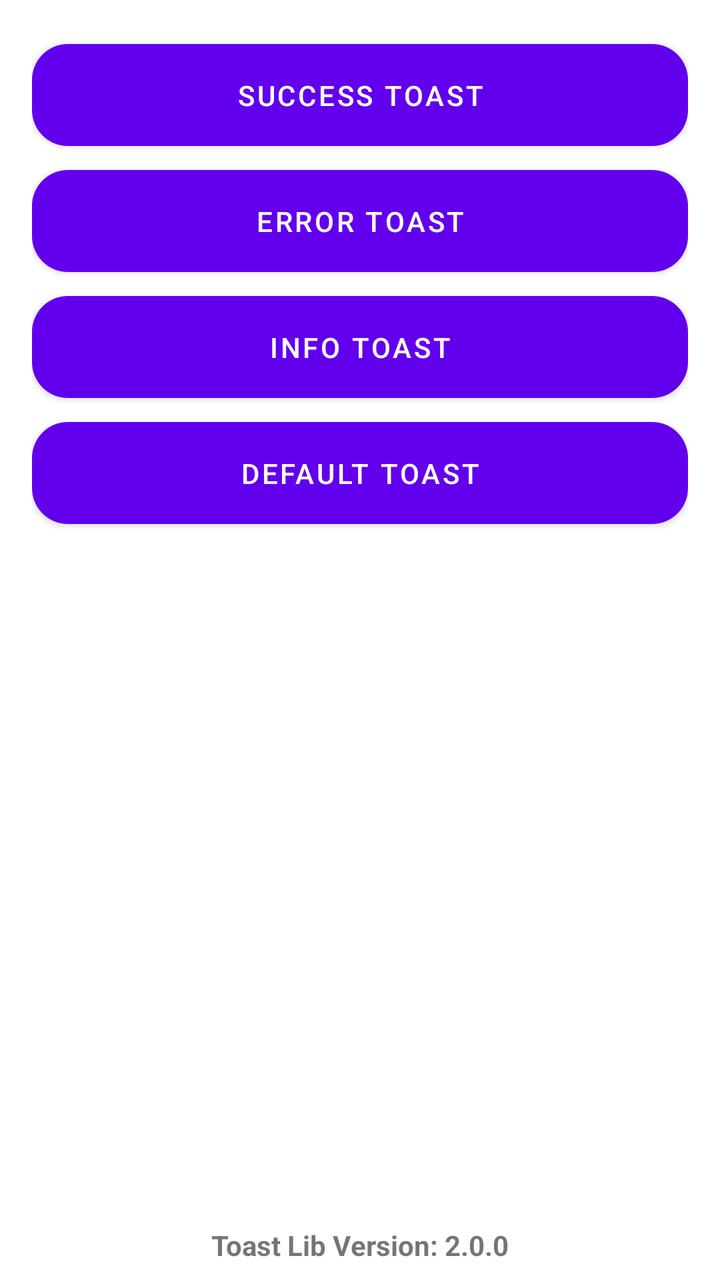
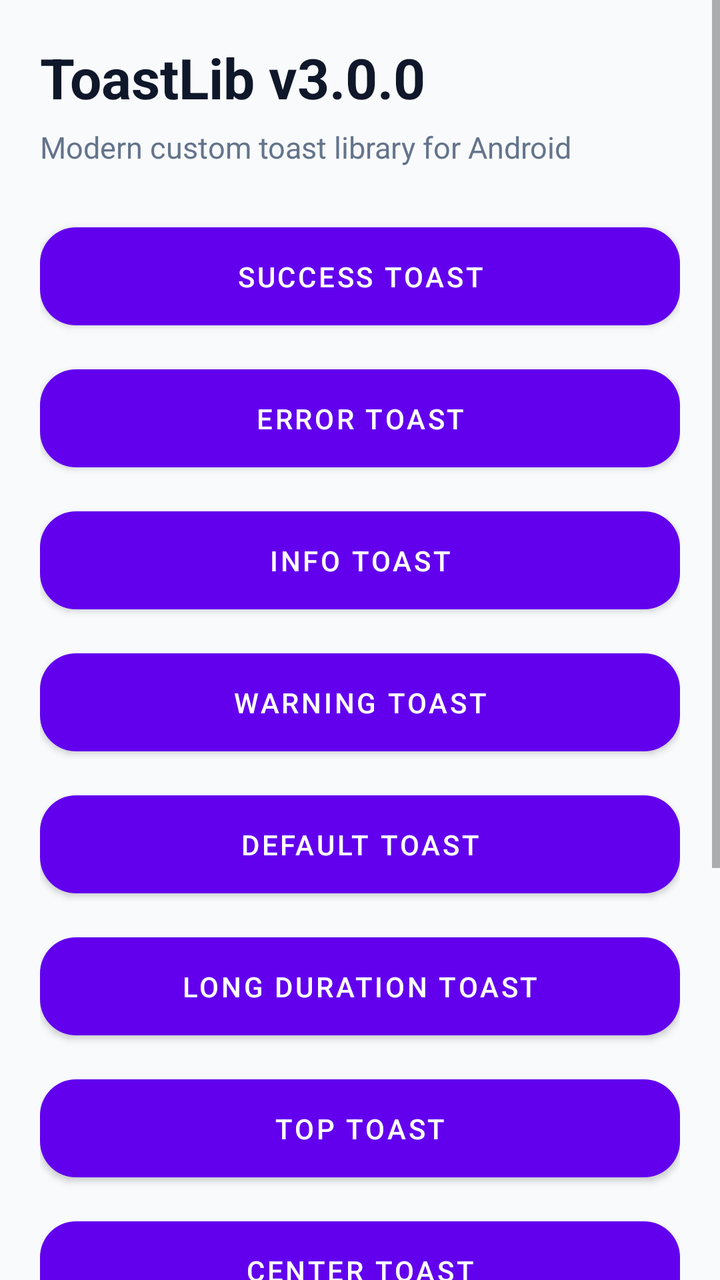

Two renders of the same Android screen: before a commit and after it. Below are the layout's source before the change and the commit's diff.
<!-- AndroidManifest.xml: application theme Theme.Toast -->
<!-- res/layout/activity_main.xml -->
<?xml version="1.0" encoding="utf-8"?>
<RelativeLayout xmlns:android="http://schemas.android.com/apk/res/android"
    xmlns:app="http://schemas.android.com/apk/res-auto"
    android:layout_width="match_parent"
    android:layout_height="match_parent">

    <LinearLayout
        android:layout_width="match_parent"
        android:layout_height="match_parent"
        android:layout_margin="16dp"
        android:orientation="vertical">

        <com.google.android.material.button.MaterialButton
            android:id="@+id/btn_success"
            android:layout_width="match_parent"
            android:layout_height="wrap_content"
            android:padding="16dp"
            android:text="@string/btn_success"
            app:cornerRadius="18dp" />

        <com.google.android.material.button.MaterialButton
            android:id="@+id/btn_error"
            android:layout_width="match_parent"
            android:layout_height="wrap_content"
            android:padding="16dp"
            android:text="@string/btn_error"
            app:cornerRadius="18dp" />

        <com.google.android.material.button.MaterialButton
            android:id="@+id/btn_info"
            android:layout_width="match_parent"
            android:layout_height="wrap_content"
            android:padding="16dp"
            android:text="@string/btn_info"
            app:cornerRadius="18dp" />

        <com.google.android.material.button.MaterialButton
            android:id="@+id/btn_default"
            android:layout_width="match_parent"
            android:layout_height="wrap_content"
            android:padding="16dp"
            android:text="@string/btn_default"
            app:cornerRadius="18dp" />
    </LinearLayout>

    <TextView
        android:layout_width="wrap_content"
        android:layout_height="wrap_content"
        android:layout_alignParentBottom="true"
        android:layout_centerInParent="true"
        android:layout_marginBottom="8dp"
        android:text="@string/toast_lib_version"
        android:textStyle="bold"/>

</RelativeLayout>
<!-- resources referenced by this layout -->
<resources>
  <string name="btn_default">Default Toast</string>
  <string name="btn_error">Error Toast</string>
  <string name="btn_info">Info Toast</string>
  <string name="btn_success">Success Toast</string>
  <string name="toast_lib_version">Toast Lib Version: 2.0.0</string>
  <style name="Theme.Toast" parent="Theme.MaterialComponents.DayNight.NoActionBar">
          
          <item name="colorPrimary">@color/purple_500</item>
          <item name="colorPrimaryVariant">@color/purple_700</item>
          <item name="colorOnPrimary">@color/white</item>
          
          <item name="colorSecondary">@color/teal_200</item>
          <item name="colorSecondaryVariant">@color/teal_700</item>
          <item name="colorOnSecondary">@color/black</item>
          
          <item name="android:statusBarColor">?attr/colorPrimaryVariant</item>
          
      </style>
  <color name="purple_500">#FF6200EE</color>
  <color name="purple_700">#FF3700B3</color>
  <color name="white">#FFFFFFFF</color>
  <color name="teal_200">#FF03DAC5</color>
  <color name="teal_700">#FF018786</color>
  <color name="black">#FF000000</color>
</resources>

<!-- the commit's change to res/layout/activity_main.xml (unified diff, before → after) -->
@@ -1,55 +1,142 @@
 <?xml version="1.0" encoding="utf-8"?>
-<RelativeLayout xmlns:android="http://schemas.android.com/apk/res/android"
+<ScrollView xmlns:android="http://schemas.android.com/apk/res/android"
     xmlns:app="http://schemas.android.com/apk/res-auto"
     android:layout_width="match_parent"
-    android:layout_height="match_parent">
+    android:layout_height="match_parent"
+    android:background="#F8FAFC"
+    android:fillViewport="true">
 
     <LinearLayout
         android:layout_width="match_parent"
-        android:layout_height="match_parent"
-        android:layout_margin="16dp"
-        android:orientation="vertical">
+        android:layout_height="wrap_content"
+        android:layout_margin="20dp"
+        android:gravity="center_horizontal"
+        android:orientation="vertical"
+        android:paddingBottom="24dp">
+
+        <TextView
+            android:layout_width="match_parent"
+            android:layout_height="wrap_content"
+            android:text="ToastLib v3.0.0"
+            android:textColor="#0F172A"
+            android:textSize="28sp"
+            android:textStyle="bold" />
+
+        <TextView
+            android:layout_width="match_parent"
+            android:layout_height="wrap_content"
+            android:layout_marginTop="6dp"
+            android:text="Modern custom toast library for Android"
+            android:textColor="#64748B"
+            android:textSize="15sp" />
 
         <com.google.android.material.button.MaterialButton
             android:id="@+id/btn_success"
             android:layout_width="match_parent"
             android:layout_height="wrap_content"
-            android:padding="16dp"
-            android:text="@string/btn_success"
+            android:layout_marginTop="24dp"
+            android:padding="15dp"
+            android:text="Success Toast"
             app:cornerRadius="18dp" />
 
         <com.google.android.material.button.MaterialButton
             android:id="@+id/btn_error"
             android:layout_width="match_parent"
             android:layout_height="wrap_content"
-            android:padding="16dp"
-            android:text="@string/btn_error"
+            android:layout_marginTop="10dp"
+            android:padding="15dp"
+            android:text="Error Toast"
             app:cornerRadius="18dp" />
 
         <com.google.android.material.button.MaterialButton
             android:id="@+id/btn_info"
             android:layout_width="match_parent"
             android:layout_height="wrap_content"
-            android:padding="16dp"
-            android:text="@string/btn_info"
+            android:layout_marginTop="10dp"
+            android:padding="15dp"
+            android:text="Info Toast"
+            app:cornerRadius="18dp" />
+
+        <com.google.android.material.button.MaterialButton
+            android:id="@+id/btn_warning"
+            android:layout_width="match_parent"
+            android:layout_height="wrap_content"
+            android:layout_marginTop="10dp"
+            android:padding="15dp"
+            android:text="Warning Toast"
             app:cornerRadius="18dp" />
 
         <com.google.android.material.button.MaterialButton
             android:id="@+id/btn_default"
             android:layout_width="match_parent"
             android:layout_height="wrap_content"
-            android:padding="16dp"
-            android:text="@string/btn_default"
+            android:layout_marginTop="10dp"
+            android:padding="15dp"
+            android:text="Default Toast"
             app:cornerRadius="18dp" />
+
+        <com.google.android.material.button.MaterialButton
+            android:id="@+id/btn_long"
+            android:layout_width="match_parent"
+            android:layout_height="wrap_content"
+            android:layout_marginTop="10dp"
+            android:padding="15dp"
+            android:text="Long Duration Toast"
+            app:cornerRadius="18dp" />
+
+        <com.google.android.material.button.MaterialButton
+            android:id="@+id/btn_top"
+            android:layout_width="match_parent"
+            android:layout_height="wrap_content"
+            android:layout_marginTop="10dp"
+            android:padding="15dp"
+            android:text="Top Toast"
+            app:cornerRadius="18dp" />
+
+        <com.google.android.material.button.MaterialButton
+            android:id="@+id/btn_center"
+            android:layout_width="match_parent"
+            android:layout_height="wrap_content"
+            android:layout_marginTop="10dp"
+            android:padding="15dp"
+            android:text="Center Toast"
+            app:cornerRadius="18dp" />
+
+        <com.google.android.material.button.MaterialButton
+            android:id="@+id/btn_builder"
+            android:layout_width="match_parent"
+            android:layout_height="wrap_content"
+            android:layout_marginTop="10dp"
+            android:padding="15dp"
+            android:text="Builder API Toast"
+            app:cornerRadius="18dp" />
+
+        <com.google.android.material.button.MaterialButton
+            android:id="@+id/btn_custom"
+            android:layout_width="match_parent"
+            android:layout_height="wrap_content"
+            android:layout_marginTop="10dp"
+            android:padding="15dp"
+            android:text="Custom Brand Toast"
+            app:cornerRadius="18dp" />
+
+        <com.google.android.material.button.MaterialButton
+            android:id="@+id/btn_no_icon"
+            android:layout_width="match_parent"
+            android:layout_height="wrap_content"
+            android:layout_marginTop="10dp"
+            android:padding="15dp"
+            android:text="No Icon Toast"
+            app:cornerRadius="18dp" />
+
+        <TextView
+            android:layout_width="wrap_content"
+            android:layout_height="wrap_content"
+            android:layout_marginTop="22dp"
+            android:text="ToastLib v3.0.0"
+            android:textColor="#64748B"
+            android:textStyle="bold" />
+
     </LinearLayout>
 
-    <TextView
-        android:layout_width="wrap_content"
-        android:layout_height="wrap_content"
-        android:layout_alignParentBottom="true"
-        android:layout_centerInParent="true"
-        android:layout_marginBottom="8dp"
-        android:text="@string/toast_lib_version"
-        android:textStyle="bold"/>
-
-</RelativeLayout>
+</ScrollView>
<!-- resource entries referenced after the edit -->
@@ -1,10 +1,5 @@
 <!-- resources referenced by this layout -->
 <resources>
-  <string name="btn_default">Default Toast</string>
-  <string name="btn_error">Error Toast</string>
-  <string name="btn_info">Info Toast</string>
-  <string name="btn_success">Success Toast</string>
-  <string name="toast_lib_version">Toast Lib Version: 2.0.0</string>
   <style name="Theme.Toast" parent="Theme.MaterialComponents.DayNight.NoActionBar">
           
           <item name="colorPrimary">@color/purple_500</item>
